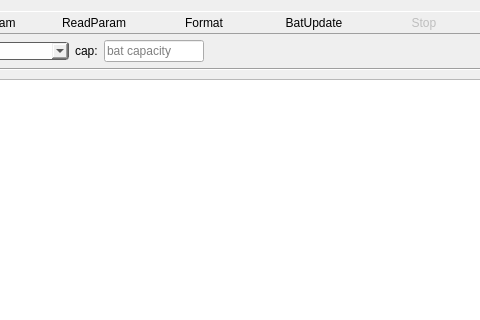
Qt form UI/forms/TabWidget/JlinkParameterWidget.ui (manjusakalins/jl_fl_1648) before a commit; both pictures show x 83 to 563 and y 0 to 320 of the 681 by 456 pixel window.
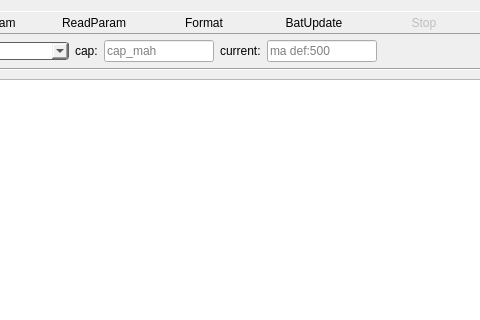
The same form after that commit. Icons and pictures are not drawn.

```diff
--- a/UI/forms/TabWidget/JlinkParameterWidget.ui
+++ b/UI/forms/TabWidget/JlinkParameterWidget.ui
@@ -46,7 +46,7 @@
       <widget class="QLineEdit" name="lineEdit_bat_cap">
        <property name="minimumSize">
         <size>
-         <width>100</width>
+         <width>110</width>
          <height>0</height>
         </size>
        </property>
@@ -60,7 +60,33 @@
         <string/>
        </property>
        <property name="placeholderText">
-        <string>bat capacity</string>
+        <string>cap_mah</string>
+       </property>
+      </widget>
+     </item>
+     <item>
+      <widget class="QLabel" name="label_2">
+       <property name="text">
+        <string>current:</string>
+       </property>
+      </widget>
+     </item>
+     <item>
+      <widget class="QLineEdit" name="lineEdit_bat_cur">
+       <property name="minimumSize">
+        <size>
+         <width>110</width>
+         <height>0</height>
+        </size>
+       </property>
+       <property name="maximumSize">
+        <size>
+         <width>110</width>
+         <height>16777215</height>
+        </size>
+       </property>
+       <property name="placeholderText">
+        <string>ma def:500</string>
        </property>
       </widget>
      </item>
```
